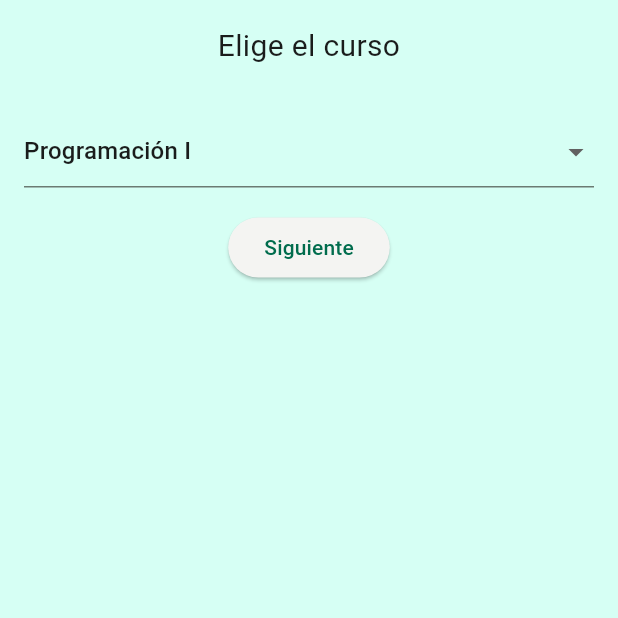
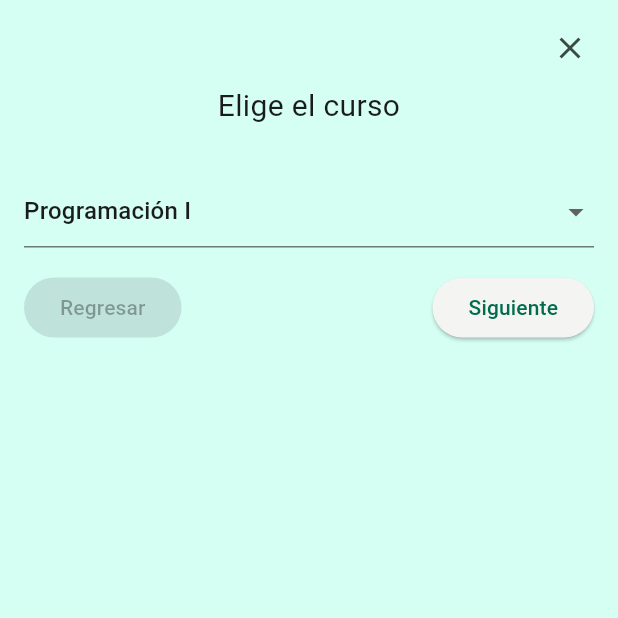
Before and after one commit to Sideron/programovilfront, a Flutter app: the ProfileTeacherPage screen opened directly with empty values, after a tap on "Calificar profesor", on a phone screen of 412 x 824 dp, the top half of it. Run offline on Flutter 3.47's test engine with Material 3 defaults, Android fonts, the phone set to English and light mode, and no system bars; our stand-ins replace flutter_svg, get, google_fonts.

Commit message:
Implementacion de boton cerrar y botones de navegacion entre preguntas

```diff
--- a/lib/pages/profileTeacher/profileTeacher_page.dart
+++ b/lib/pages/profileTeacher/profileTeacher_page.dart
@@ -115,12 +115,9 @@ class ProfileTeacherPage extends StatelessWidget {
           ),
         ),
       ),
-      bottomNavigationBar: RateTeacherButton(
-        onPressed: () {
-          print("Presionaste 'Calificar profesor");
-          Navigator.pushNamed(context, AppRoutes.rateTeacher);
-        },
-      ),
+      bottomNavigationBar: RateTeacherButton(onPressed: () {
+        AppRoutes.goToRateTeacherPage(context, idTeacher);
+      }),
     );
   }
 
--- a/lib/pages/rateTeacher/rateTeacher_controller.dart
+++ b/lib/pages/rateTeacher/rateTeacher_controller.dart
@@ -8,6 +8,9 @@ import 'package:programovilfront/services/rate_service.dart';
 import 'package:programovilfront/services/course_service.dart';
 
 class RateTeacherController extends GetxController {
+  final int idTeacher;
+  RateTeacherController({required this.idTeacher});
+
   final RateService _rateService = RateService();
   final LabelService _labelService = LabelService();
   final CourseService _courseService = CourseService();
@@ -53,16 +56,15 @@ class RateTeacherController extends GetxController {
     selectedIndex.value = index;
   }
 
-  void goToNextQuestion() {
-    if (currentQuestionIndex.value < questions.length - 1) {
-      currentQuestionIndex++;
-      updateCurrentOptions();
-    } else {
-      if (Get.context != null) {
-        Get.snackbar("¡Gracias!", "Has completado la evaluación");
-      }
-    }
+ void goToNextQuestion() {
+  if (currentQuestionIndex.value < questions.length - 1) {
+    currentQuestionIndex++;
+    updateCurrentOptions();
   }
+}
+
+
+
 
   @override
   void onClose() {
--- a/lib/pages/rateTeacher/rateTeacher_page.dart
+++ b/lib/pages/rateTeacher/rateTeacher_page.dart
@@ -1,12 +1,18 @@
 import 'package:flutter/material.dart';
 import 'package:get/get.dart';
+import 'package:programovilfront/routes/app_routes.dart';
 import 'rateTeacher_controller.dart';
 
 class RateTeacherPage extends StatelessWidget {
-  final RateTeacherController control = Get.put(RateTeacherController());
+  final int idTeacher;
+
+  RateTeacherPage({required this.idTeacher, Key? key}) : super(key: key);
 
   @override
   Widget build(BuildContext context) {
+    final RateTeacherController control =
+        Get.put(RateTeacherController(idTeacher: idTeacher));
+
     return Scaffold(
       body: SafeArea(
         child: Obx(() {
@@ -19,10 +25,15 @@ class RateTeacherPage extends StatelessWidget {
           final isComentario = group.name.toLowerCase() == 'comentario';
           final isClaridad = group.name.toLowerCase() == 'claridad';
 
-          return SingleChildScrollView(
+          return Stack(
+            children: [
+              SingleChildScrollView(
                 padding: const EdgeInsets.all(16),
                 child: Column(
                   children: [
+                    const SizedBox(
+                        height: 40), // espacio para el botón de cerrar
+
                     Text(
                       group.text,
                       textAlign: TextAlign.center,
@@ -65,14 +76,17 @@ class RateTeacherPage extends StatelessWidget {
 
                     if (!isCurso && !isComentario)
                       Column(
-                    children: List.generate(control.currentOptions.length, (index) {
+                        children: List.generate(control.currentOptions.length,
+                            (index) {
                           final label = control.currentOptions[index];
-                      final isSelected = control.selectedIndex.value == index;
+                          final isSelected =
+                              control.selectedIndex.value == index;
 
                           return ListTile(
                             title: Text(label.name),
                             leading: label.imageUrl.isNotEmpty
-                            ? Image.network(label.imageUrl, width: 24, height: 24)
+                                ? Image.network(label.imageUrl,
+                                    width: 24, height: 24)
                                 : null,
                             tileColor: isSelected ? Colors.teal[100] : null,
                             onTap: () => control.selectOption(index),
@@ -81,14 +95,52 @@ class RateTeacherPage extends StatelessWidget {
                       ),
 
                     const SizedBox(height: 16),
+                    Row(
+                      mainAxisAlignment: MainAxisAlignment.spaceBetween,
+                      children: [
+                        ElevatedButton(
+                          onPressed: control.currentQuestionIndex.value > 0
+                              ? () {
+                                  control.currentQuestionIndex.value--;
+                                  control.updateCurrentOptions();
+                                }
+                              : null,
+                          child: const Text('Regresar'),
+                        ),
                         ElevatedButton(
                           onPressed: () {
+                            if (control.currentQuestionIndex.value ==
+                                control.questions.length - 1) {
+                              AppRoutes.goToProfileTeacher(context, idTeacher);
+                            } else {
                               control.goToNextQuestion();
+                            }
                           },
-                  child: const Text("Siguiente"),
+                          child: Text(
+                            control.currentQuestionIndex.value ==
+                                    control.questions.length - 1
+                                ? 'Finalizar'
+                                : 'Siguiente',
+                          ),
                         ),
                       ],
                     ),
+                  ],
+                ),
+              ),
+
+              // Botón de cerrar
+              Positioned(
+                top: 8,
+                right: 8,
+                child: IconButton(
+                  icon: const Icon(Icons.close),
+                  onPressed: () {
+                    AppRoutes.goToProfileTeacher(context, idTeacher);
+                  },
+                ),
+              ),
+            ],
           );
         }),
       ),
--- a/lib/routes/app_routes.dart
+++ b/lib/routes/app_routes.dart
@@ -26,7 +26,6 @@ class AppRoutes {
             idTeacher: 1,
           ), */
       AppRoutes.profileUser: (context) => ProfileUserPage(),
-      AppRoutes.rateTeacher: (context) => RateTeacherPage(),
     };
   }
 
@@ -38,4 +37,13 @@ class AppRoutes {
       ),
     );
   }
+
+  static void goToRateTeacherPage(BuildContext context, int idTeacher) {
+    Navigator.push(
+      context,
+      MaterialPageRoute(
+        builder: (_) => RateTeacherPage(idTeacher: idTeacher),
+      ),
+    );
+  }
 }
```
Also changed, not shown: pubspec.lock. Lines whose indentation alone changed are shown as unchanged.
